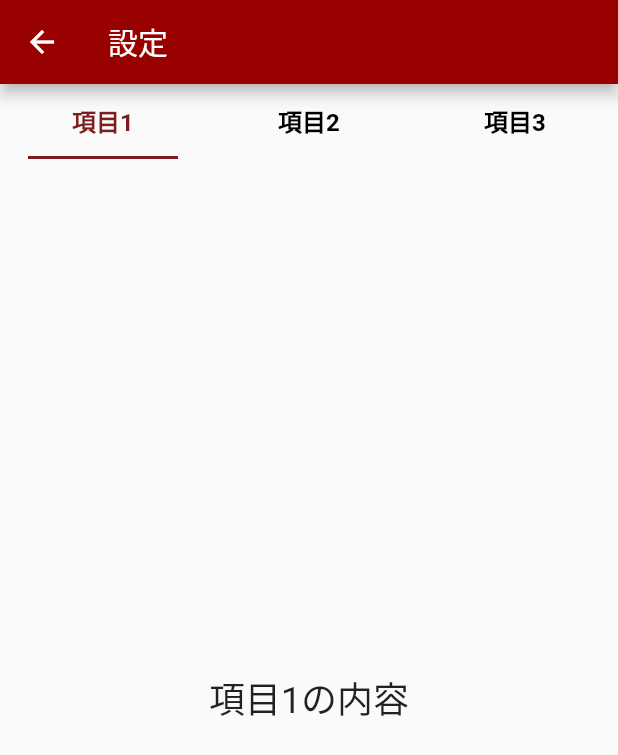
After one commit to Swift2023-Group-C/flutter_app, a Flutter app: the screen it shows after launch, item 3 of the bottom bar chosen, after a tap on the "settings" icon, on a phone screen of 412 x 824 dp. The commit adds this screen. Shown: the top 755 px of the screen. Run offline on Flutter 3.47's test engine with Material 2 defaults, Android fonts, the phone set to English and light mode, and no system bars; our stand-ins replace flutter_svg; project files that could hold a hidden picture were left out.

Commit message:
[add] setting, kakomon

```diff
--- a/lib/app.dart
+++ b/lib/app.dart
@@ -4,6 +4,7 @@ import 'screens/home.dart';
 import 'screens/map.dart';
 import 'screens/kakomon.dart';
 import 'components/color_fun.dart';
+import 'screens/setting.dart';
 
 class MyApp extends StatelessWidget {
   const MyApp({Key? key}) : super(key: key);
@@ -41,6 +42,37 @@ class _MyStatefulWidgetState extends State<MyStatefulWidget> {
   @override
   Widget build(BuildContext context) {
     return Scaffold(
+        appBar: AppBar(
+          title: Text('Flutter練習'),
+          actions: [
+            IconButton(
+              icon: Icon(Icons.settings),
+              onPressed: () {
+                Navigator.of(context).push(
+                  PageRouteBuilder(
+                    pageBuilder: (context, animation, secondaryAnimation) {
+                      return SettingScreen();
+                    },
+                    transitionsBuilder:
+                        (context, animation, secondaryAnimation, child) {
+                      final Offset begin = Offset(0.0, 1.0);
+                      final Offset end = Offset.zero;
+                      final Animatable<Offset> tween =
+                          Tween(begin: begin, end: end)
+                              .chain(CurveTween(curve: Curves.easeInOut));
+                      final Animation<Offset> offsetAnimation =
+                          animation.drive(tween);
+                      return SlideTransition(
+                        position: offsetAnimation,
+                        child: child,
+                      );
+                    },
+                  ),
+                );
+              },
+            ),
+          ],
+        ),
         body: _screens[_selectedIndex],
         bottomNavigationBar: BottomNavigationBar(
           currentIndex: _selectedIndex,
--- a/lib/screens/kakomon.dart
+++ b/lib/screens/kakomon.dart
@@ -1,15 +1,59 @@
 import 'package:flutter/material.dart';
+import 'kakomon_list.dart';
 
 class KakomonScreen extends StatelessWidget {
   const KakomonScreen({Key? key}) : super(key: key);
 
   @override
   Widget build(BuildContext context) {
+    List<String> subject = ['ソフトウェア設計論Ⅱ', '技術者倫理', 'システム管理方法論'];
     return Scaffold(
-      appBar: AppBar(
-        title: const Center(child: Text('過去問')),
-      ),
-      body: const Center(child: Text('過去問', style: TextStyle(fontSize: 32.0))),
-    );
+        appBar: AppBar(
+          title: const Center(child: Text('過去問')),
+        ),
+        body: ListView(
+          children: [
+            for (int i = 0; i < subject.length; i++) ...{
+              TextButton(
+                onPressed: () {
+                  Navigator.of(context).push(
+                    PageRouteBuilder(
+                      pageBuilder: (context, animation, secondaryAnimation) {
+                        return KakomonListScreen(url: subject[i]);
+                      },
+                      transitionsBuilder:
+                          (context, animation, secondaryAnimation, child) {
+                        final Offset begin = Offset(1.0, 0.0); // 右から左
+                        // final Offset begin = Offset(-1.0, 0.0); // 左から右
+                        final Offset end = Offset.zero;
+                        final Animatable<Offset> tween =
+                            Tween(begin: begin, end: end)
+                                .chain(CurveTween(curve: Curves.easeInOut));
+                        final Animation<Offset> offsetAnimation =
+                            animation.drive(tween);
+                        return SlideTransition(
+                          position: offsetAnimation,
+                          child: child,
+                        );
+                      },
+                    ),
+                  );
+                },
+                child: Padding(
+                  padding: const EdgeInsets.all(15),
+                  child: Center(
+                    child: Text(
+                      subject[i],
+                      style: const TextStyle(color: Colors.black, fontSize: 25),
+                    ),
+                  ),
+                ),
+              ),
+              const Divider(
+                height: 0,
+              ),
+            }
+          ],
+        ));
   }
 }
--- /dev/null
+++ b/lib/screens/kakomon_list.dart
@@ -0,0 +1,16 @@
+import 'package:flutter/material.dart';
+
+class KakomonListScreen extends StatelessWidget {
+  const KakomonListScreen({Key? key, required this.url}) : super(key: key);
+  final String url;
+
+  @override
+  Widget build(BuildContext context) {
+    return Scaffold(
+      appBar: AppBar(
+        title: const Center(child: Text('過去問リスト')),
+      ),
+      body: Center(child: Text(url, style: TextStyle(fontSize: 32.0))),
+    );
+  }
+}
--- /dev/null
+++ b/lib/screens/setting.dart
@@ -0,0 +1,108 @@
+import 'package:flutter/material.dart';
+
+class SettingScreen extends StatefulWidget {
+  const SettingScreen({Key? key}) : super(key: key);
+
+  @override
+  _SettingScreenState createState() => _SettingScreenState();
+}
+
+class _SettingScreenState extends State<SettingScreen> {
+  final PageController _pageController = PageController();
+  int _currentPageIndex = 0;
+
+  @override
+  Widget build(BuildContext context) {
+    return Scaffold(
+      appBar: AppBar(
+        title: const Text('設定'),
+      ),
+      body: Column(
+        children: [
+          SizedBox(
+            height: 50.0,
+            child: Row(
+              mainAxisAlignment: MainAxisAlignment.spaceAround,
+              children: List.generate(
+                3,
+                (index) => GestureDetector(
+                  onTap: () {
+                    _pageController.animateToPage(
+                      index,
+                      duration: const Duration(milliseconds: 300),
+                      curve: Curves.ease,
+                    );
+                  },
+                  child: Container(
+                    width: 100.0,
+                    alignment: Alignment.center,
+                    decoration: BoxDecoration(
+                      border: Border(
+                        bottom: BorderSide(
+                          color: index == _currentPageIndex
+                              ? const Color.fromARGB(255, 125, 29, 29)
+                              : Colors.transparent, // 非選択時は透明
+                          width: 2.0,
+                        ),
+                      ),
+                    ),
+                    child: Text(
+                      _getPageName(index),
+                      style: TextStyle(
+                        fontSize: 16.0,
+                        fontWeight: FontWeight.bold,
+                        color: index == _currentPageIndex
+                            ? Color.fromARGB(255, 125, 29, 29)
+                            : Colors.black,
+                      ),
+                    ),
+                  ),
+                ),
+              ),
+            ),
+          ),
+          Expanded(
+            child: PageView(
+              controller: _pageController,
+              onPageChanged: (index) {
+                setState(() {
+                  _currentPageIndex = index;
+                });
+              },
+              children: [
+                Container(
+                  child: const Center(
+                    child: Text('項目1の内容', style: TextStyle(fontSize: 24.0)),
+                  ),
+                ),
+                Container(
+                  child: const Center(
+                    child: Text('項目2の内容', style: TextStyle(fontSize: 24.0)),
+                  ),
+                ),
+                Container(
+                  child: const Center(
+                    child: Text('項目3の内容', style: TextStyle(fontSize: 24.0)),
+                  ),
+                ),
+              ],
+            ),
+          ),
+        ],
+      ),
+    );
+  }
+
+  String _getPageName(int index) {
+    switch (index) {
+      case 0:
+        return '項目1';
+      case 1:
+        return '項目2';
+      case 2:
+        return '項目3';
+      default:
+        return '';
+    }
+  }
+}
```
